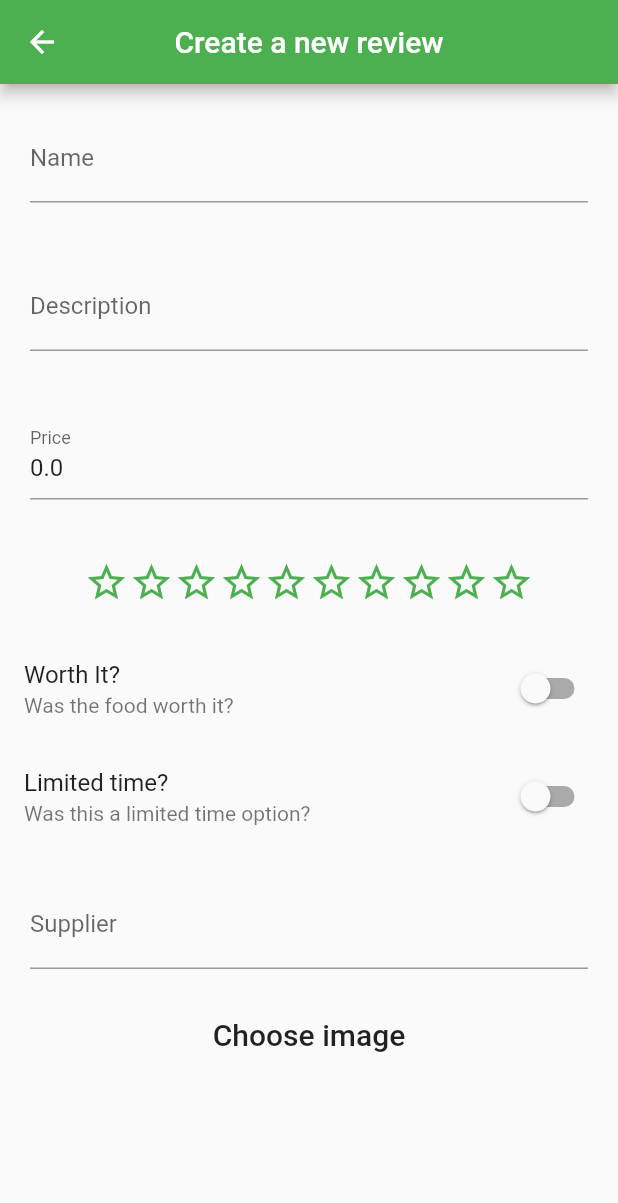
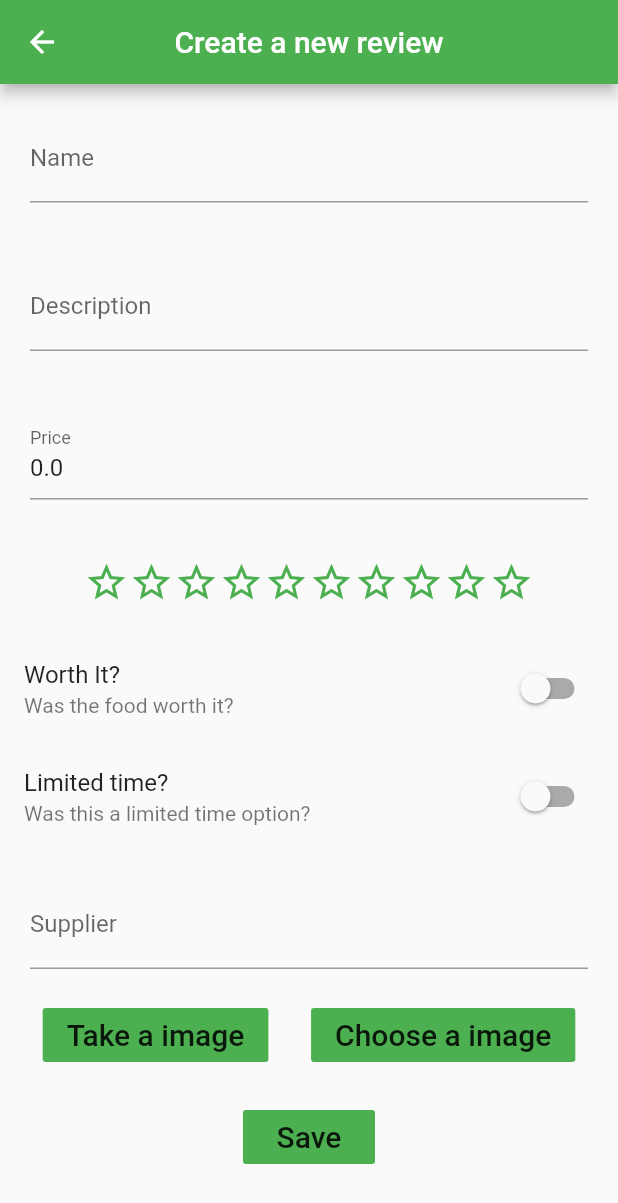
Before and after one commit to pigilwin/vegan-reviews, a Flutter app: the NewReview screen opened directly, on a phone screen of 412 x 824 dp. Shown: the top 1203 px of the screen. Run offline on Flutter 3.47's test engine with Material 2 defaults, Android fonts, the phone set to English and light mode, and no system bars; our stand-ins replace bloc, equatable, firebase_auth, flutter_bloc, image_picker; accounts and stored records are empty; project files that could hold a hidden picture were left out.

Commit message:
When a image is selected. Display the image above

```diff
--- a/lib/reviews/components/review_editor.dart
+++ b/lib/reviews/components/review_editor.dart
@@ -16,6 +16,8 @@ class ReviewEditor extends StatefulWidget{
 }
 
 class _ReviewEditorState extends State<ReviewEditor> {
+
+  final _formKey = GlobalKey<FormState>();//No type here due to it breaking the validation
 
   TextEditingController nameController;
   TextEditingController descriptionController;
@@ -41,6 +43,7 @@ class _ReviewEditorState extends State<ReviewEditor> {
   @override
   Widget build(BuildContext context) {
     return Form(
+      key: _formKey,
       child: Column(
         children: [
            _getName(),
@@ -50,7 +53,9 @@ class _ReviewEditorState extends State<ReviewEditor> {
            _getWorthIt(),
            _getLimited(),
            _getSupplier(),
-           _getPhotoUpload()
+           _getPhotoViewer(),
+           _getPhotoButtons(),
+           _getSaveButton()
         ],
       ),
     );
@@ -175,14 +180,57 @@ class _ReviewEditorState extends State<ReviewEditor> {
     );
   }
 
-  Widget _getPhotoUpload() {
-    return FlatButton(
-      child: const Text("Choose image", style: TextStyle(fontSize: 20)),
-      onPressed: () {
-        setState(() async {
-          image = await ImagePicker.pickImage(source: ImageSource.camera);
-        });
-      },
+  Widget _getPhotoViewer() {
+    if (image == null) {
+      return const SizedBox.shrink();
+    }
+    return Padding(
+      padding: const EdgeInsets.all(20),
+      child: Image.file(image),
+    );
+  }
+
+  Widget _getPhotoButtons() {
+    final Color color = Theme.of(context).primaryColor;
+    return Row(
+      mainAxisAlignment: MainAxisAlignment.spaceEvenly,
+      children: [
+        FlatButton(
+          color: color,
+          child: const Text("Take a image", style: TextStyle(fontSize: 20)),
+          onPressed: () async {
+            final io.File cameraImage = await ImagePicker.pickImage(source: ImageSource.camera);
+            setState(() {
+              image = cameraImage;
+            });
+          },
+        ),
+        FlatButton(
+          color: color,
+          child: const Text("Choose a image", style: TextStyle(fontSize: 20)),
+          onPressed: () async {
+            final io.File galleryImage = await ImagePicker.pickImage(source: ImageSource.gallery);
+            setState(() {
+              image = galleryImage;
+            });
+          },
+        )
+      ],
+    );
+  }
+
+  Widget _getSaveButton() {
+    return Padding(
+      padding: const EdgeInsets.all(20),
+      child: FlatButton(
+        color: Theme.of(context).primaryColor,
+        child: const Text("Save", style: TextStyle(fontSize: 20)),
+        onPressed: () {
+          if (_formKey.currentState.validate()) {
+
+          }
+        },
+      ),
     );
   }
 }
```
